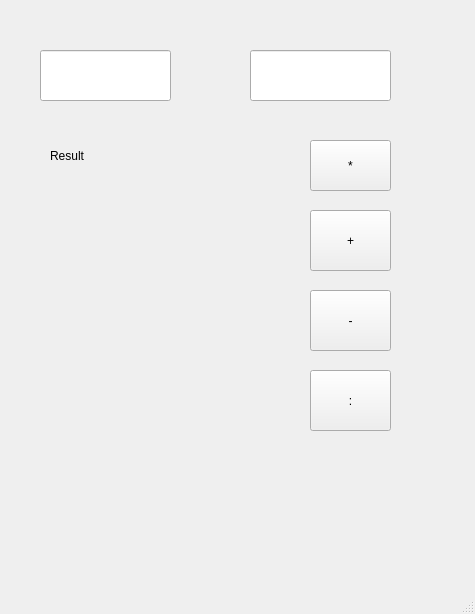
FixedKestrel480/Calculator, file mainwindow.ui: the form before one commit.
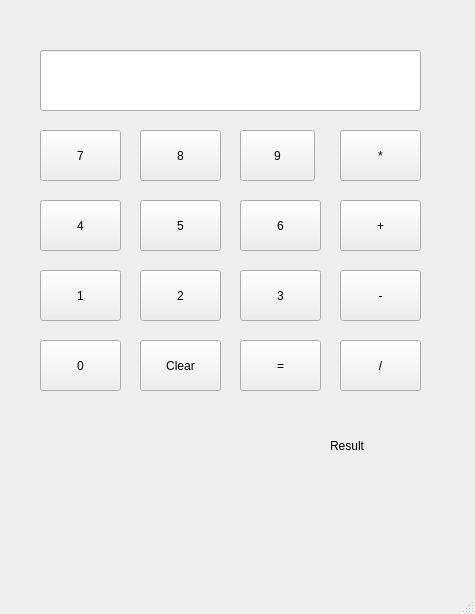
The form after the commit.

Diff of the .ui file:
```diff
--- a/mainwindow.ui
+++ b/mainwindow.ui
@@ -19,16 +19,16 @@
      <rect>
       <x>40</x>
       <y>50</y>
-      <width>131</width>
-      <height>51</height>
+      <width>381</width>
+      <height>61</height>
      </rect>
     </property>
    </widget>
    <widget class="QLabel" name="label_result">
     <property name="geometry">
      <rect>
-      <x>50</x>
-      <y>130</y>
+      <x>330</x>
+      <y>420</y>
       <width>71</width>
       <height>51</height>
      </rect>
@@ -37,21 +37,11 @@
      <string>Result</string>
     </property>
    </widget>
-   <widget class="QLineEdit" name="lineEdit_num2">
-    <property name="geometry">
-     <rect>
-      <x>250</x>
-      <y>50</y>
-      <width>141</width>
-      <height>51</height>
-     </rect>
-    </property>
-   </widget>
    <widget class="QPushButton" name="pushButton_mult">
     <property name="geometry">
      <rect>
-      <x>310</x>
-      <y>140</y>
+      <x>340</x>
+      <y>130</y>
       <width>81</width>
       <height>51</height>
      </rect>
@@ -63,10 +53,10 @@
    <widget class="QPushButton" name="pushButton_sum">
     <property name="geometry">
      <rect>
-      <x>310</x>
-      <y>210</y>
+      <x>340</x>
+      <y>200</y>
       <width>81</width>
-      <height>61</height>
+      <height>51</height>
      </rect>
     </property>
     <property name="text">
@@ -76,10 +66,10 @@
    <widget class="QPushButton" name="pushButton_rest">
     <property name="geometry">
      <rect>
-      <x>310</x>
-      <y>290</y>
+      <x>340</x>
+      <y>270</y>
       <width>81</width>
-      <height>61</height>
+      <height>51</height>
      </rect>
     </property>
     <property name="text">
@@ -89,14 +79,170 @@
    <widget class="QPushButton" name="pushButton_div">
     <property name="geometry">
      <rect>
-      <x>310</x>
-      <y>370</y>
+      <x>340</x>
+      <y>340</y>
       <width>81</width>
-      <height>61</height>
+      <height>51</height>
      </rect>
     </property>
     <property name="text">
-     <string>:</string>
+     <string>/</string>
+    </property>
+   </widget>
+   <widget class="QPushButton" name="pushButton_num7">
+    <property name="geometry">
+     <rect>
+      <x>40</x>
+      <y>130</y>
+      <width>81</width>
+      <height>51</height>
+     </rect>
+    </property>
+    <property name="text">
+     <string>7</string>
+    </property>
+   </widget>
+   <widget class="QPushButton" name="pushButton_num8">
+    <property name="geometry">
+     <rect>
+      <x>140</x>
+      <y>130</y>
+      <width>81</width>
+      <height>51</height>
+     </rect>
+    </property>
+    <property name="text">
+     <string>8</string>
+    </property>
+   </widget>
+   <widget class="QPushButton" name="pushButton_num9">
+    <property name="geometry">
+     <rect>
+      <x>240</x>
+      <y>130</y>
+      <width>75</width>
+      <height>51</height>
+     </rect>
+    </property>
+    <property name="text">
+     <string>9</string>
+    </property>
+   </widget>
+   <widget class="QPushButton" name="pushButton_num4">
+    <property name="geometry">
+     <rect>
+      <x>40</x>
+      <y>200</y>
+      <width>81</width>
+      <height>51</height>
+     </rect>
+    </property>
+    <property name="text">
+     <string>4</string>
+    </property>
+   </widget>
+   <widget class="QPushButton" name="pushButton_num5">
+    <property name="geometry">
+     <rect>
+      <x>140</x>
+      <y>200</y>
+      <width>81</width>
+      <height>51</height>
+     </rect>
+    </property>
+    <property name="text">
+     <string>5</string>
+    </property>
+   </widget>
+   <widget class="QPushButton" name="pushButton_num6">
+    <property name="geometry">
+     <rect>
+      <x>240</x>
+      <y>200</y>
+      <width>81</width>
+      <height>51</height>
+     </rect>
+    </property>
+    <property name="text">
+     <string>6</string>
+    </property>
+   </widget>
+   <widget class="QPushButton" name="pushButton_num1">
+    <property name="geometry">
+     <rect>
+      <x>40</x>
+      <y>270</y>
+      <width>81</width>
+      <height>51</height>
+     </rect>
+    </property>
+    <property name="text">
+     <string>1</string>
+    </property>
+   </widget>
+   <widget class="QPushButton" name="pushButton_num2">
+    <property name="geometry">
+     <rect>
+      <x>140</x>
+      <y>270</y>
+      <width>81</width>
+      <height>51</height>
+     </rect>
+    </property>
+    <property name="text">
+     <string>2</string>
+    </property>
+   </widget>
+   <widget class="QPushButton" name="pushButton_num3">
+    <property name="geometry">
+     <rect>
+      <x>240</x>
+      <y>270</y>
+      <width>81</width>
+      <height>51</height>
+     </rect>
+    </property>
+    <property name="text">
+     <string>3</string>
+    </property>
+   </widget>
+   <widget class="QPushButton" name="pushButton_num0">
+    <property name="geometry">
+     <rect>
+      <x>40</x>
+      <y>340</y>
+      <width>81</width>
+      <height>51</height>
+     </rect>
+    </property>
+    <property name="text">
+     <string>0</string>
+    </property>
+   </widget>
+   <widget class="QPushButton" name="pushButton_cleaer">
+    <property name="geometry">
+     <rect>
+      <x>140</x>
+      <y>340</y>
+      <width>81</width>
+      <height>51</height>
+     </rect>
+    </property>
+    <property name="text">
+     <string>Clear</string>
+    </property>
+   </widget>
+   <widget class="QPushButton" name="pushButton_equal">
+    <property name="geometry">
+     <rect>
+      <x>240</x>
+      <y>340</y>
+      <width>81</width>
+      <height>51</height>
+     </rect>
+    </property>
+    <property name="text">
+     <string>=</string>
     </property>
    </widget>
   </widget>
```
Left out of the diff: 2 changed lines with no effect on the pictures.
